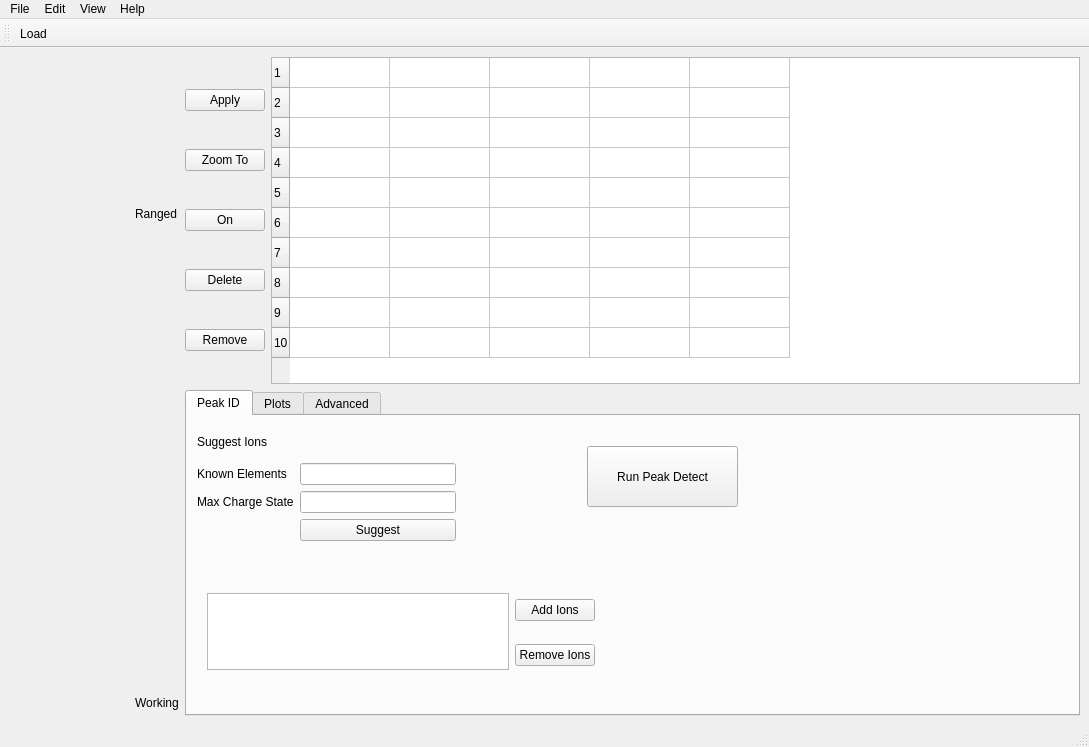
First picture: the form in mainwindow.ui, repository tanosaur/massreproduction, before the edit.
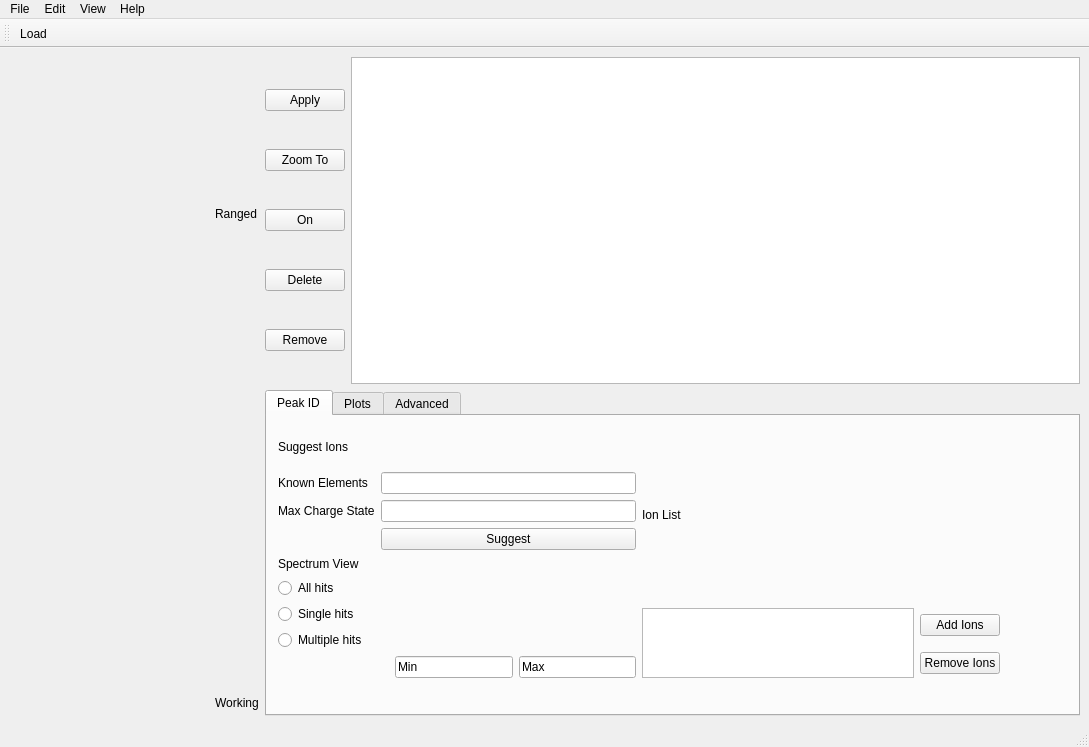
Second picture: the form after the edit. Icons and pictures are not drawn.

Diff of the .ui file:
```diff
--- a/mainwindow.ui
+++ b/mainwindow.ui
@@ -25,7 +25,7 @@
         <property name="sizeHint" stdset="0">
          <size>
           <width>20</width>
-          <height>40</height>
+          <height>70</height>
          </size>
         </property>
        </spacer>
@@ -34,7 +34,7 @@
        <widget class="QWidget" name="stackView" native="true">
         <property name="minimumSize">
          <size>
-          <width>120</width>
+          <width>200</width>
           <height>200</height>
          </size>
         </property>
@@ -103,43 +103,7 @@
          </layout>
         </item>
         <item>
-         <widget class="QTableWidget" name="tableWidget">
-          <property name="rowCount">
-           <number>10</number>
-          </property>
-          <property name="columnCount">
-           <number>5</number>
-          </property>
-          <attribute name="horizontalHeaderVisible">
-           <bool>false</bool>
-          </attribute>
-          <attribute name="horizontalHeaderCascadingSectionResizes">
-           <bool>true</bool>
-          </attribute>
-          <attribute name="horizontalHeaderMinimumSectionSize">
-           <number>4</number>
-          </attribute>
-          <row/>
-          <row/>
-          <row/>
-          <row/>
-          <row/>
-          <row/>
-          <row/>
-          <row/>
-          <row/>
-          <row/>
-          <column/>
-          <column/>
-          <column/>
-          <column/>
-          <column/>
-          <item row="0" column="0">
-           <property name="text">
-            <string/>
-           </property>
-          </item>
-         </widget>
+         <widget class="QTableView" name="rangedTable"/>
         </item>
        </layout>
       </item>
@@ -152,28 +116,19 @@
          <attribute name="title">
           <string>Peak ID</string>
          </attribute>
-         <widget class="QPushButton" name="runpeakdetectButton">
-          <property name="geometry">
-           <rect>
-            <x>400</x>
-            <y>30</y>
-            <width>151</width>
-            <height>61</height>
-           </rect>
-          </property>
-          <property name="text">
-           <string>Run Peak Detect</string>
-          </property>
-         </widget>
          <widget class="QWidget" name="layoutWidget">
           <property name="geometry">
            <rect>
-            <x>10</x>
-            <y>10</y>
-            <width>259</width>
-            <height>115</height>
+            <x>11</x>
+            <y>11</y>
+            <width>722</width>
+            <height>251</height>
            </rect>
           </property>
+          <layout class="QHBoxLayout" name="horizontalLayout_3">
+           <item>
+            <layout class="QVBoxLayout" name="verticalLayout_6">
+             <item>
           <layout class="QVBoxLayout" name="verticalLayout_5">
            <item>
             <widget class="QLabel" name="label_3">
@@ -218,34 +173,108 @@
             </layout>
            </item>
           </layout>
-         </widget>
-         <widget class="QWidget" name="layoutWidget">
-          <property name="geometry">
-           <rect>
-            <x>20</x>
-            <y>170</y>
-            <width>388</width>
-            <height>91</height>
-           </rect>
-          </property>
+             </item>
+             <item>
+              <layout class="QVBoxLayout" name="verticalLayout_4">
+               <item>
+                <widget class="QLabel" name="spectrumviewLabel">
+                 <property name="text">
+                  <string>Spectrum View</string>
+                 </property>
+                </widget>
+               </item>
+               <item>
+                <layout class="QVBoxLayout" name="verticalLayout_3">
+                 <item>
+                  <widget class="QRadioButton" name="allhitsRadioButton">
+                   <property name="text">
+                    <string>All hits</string>
+                   </property>
+                  </widget>
+                 </item>
+                 <item>
+                  <widget class="QRadioButton" name="singlehitsRadioButton">
+                   <property name="text">
+                    <string>Single hits</string>
+                   </property>
+                  </widget>
+                 </item>
+                 <item>
+                  <layout class="QVBoxLayout" name="verticalLayout_2">
+                   <item>
+                    <widget class="QRadioButton" name="multiplehitsRadioButton">
+                     <property name="text">
+                      <string>Multiple hits</string>
+                     </property>
+                    </widget>
+                   </item>
+                   <item>
+                    <layout class="QHBoxLayout" name="horizontalLayout_2">
+                     <item>
+                      <spacer name="horizontalSpacer">
+                       <property name="orientation">
+                        <enum>Qt::Horizontal</enum>
+                       </property>
+                       <property name="sizeHint" stdset="0">
+                        <size>
+                         <width>40</width>
+                         <height>20</height>
+                        </size>
+                       </property>
+                      </spacer>
+                     </item>
+                     <item>
+                      <widget class="QLineEdit" name="minhitsLineEdit">
+                       <property name="text">
+                        <string>Min</string>
+                       </property>
+                      </widget>
+                     </item>
+                     <item>
+                      <widget class="QLineEdit" name="maxhitsLineEdit">
+                       <property name="text">
+                        <string>Max</string>
+                       </property>
+                      </widget>
+                     </item>
+                    </layout>
+                   </item>
+                  </layout>
+                 </item>
+                </layout>
+               </item>
+              </layout>
+             </item>
+            </layout>
+           </item>
+           <item>
           <layout class="QGridLayout" name="gridLayout_3">
-           <item row="0" column="0" rowspan="2">
-            <widget class="QListView" name="listView"/>
-           </item>
-           <item row="0" column="1">
+             <item row="0" column="0">
+              <widget class="QLabel" name="ionlistLabel">
+               <property name="text">
+                <string>Ion List</string>
+               </property>
+              </widget>
+             </item>
+             <item row="1" column="1">
             <widget class="QPushButton" name="addionsButton">
              <property name="text">
               <string>Add Ions</string>
              </property>
             </widget>
            </item>
-           <item row="1" column="1">
+             <item row="2" column="1">
             <widget class="QPushButton" name="removeionsButton">
              <property name="text">
               <string>Remove Ions</string>
              </property>
             </widget>
            </item>
+             <item row="1" column="0" rowspan="2">
+              <widget class="QTreeView" name="ionlistTree"/>
+             </item>
+            </layout>
+           </item>
           </layout>
          </widget>
         </widget>
```
Left out of the diff: 15 changed lines with no effect on the pictures. Lines whose indentation alone changed are shown as unchanged.
